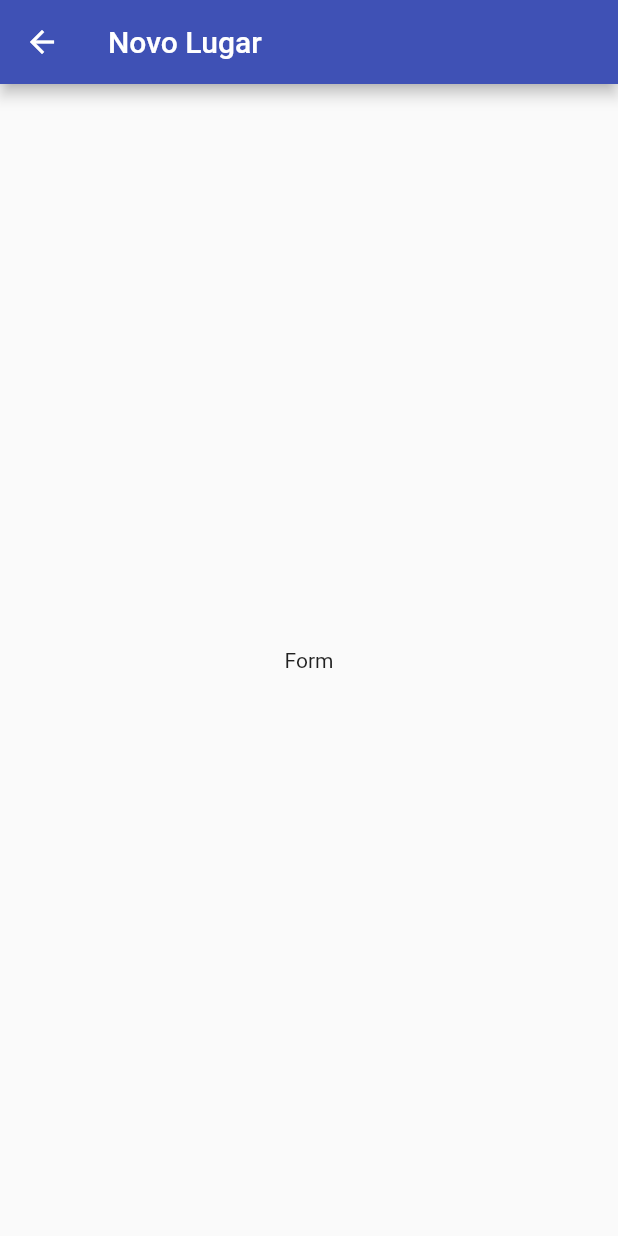
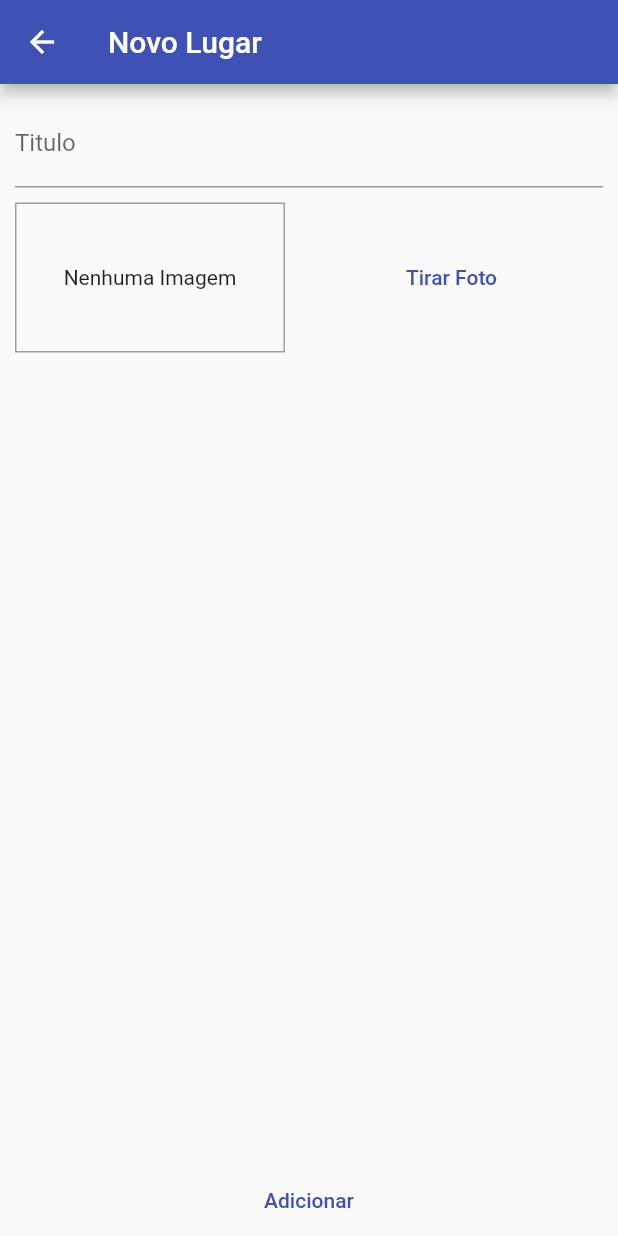
Before and after one commit to jfcbxp/flutter-great-places, a Flutter app: the PlaceFormScreen screen opened by its route, on a phone screen of 412 x 824 dp. Run offline on Flutter 3.47's test engine with Material 2 defaults, Android fonts, the phone set to English and light mode, and no system bars.

Commit message:
adicionado formulado de cadastro

```diff
--- a/lib/screens/place_form_screen.dart
+++ b/lib/screens/place_form_screen.dart
@@ -1,4 +1,5 @@
 import 'package:flutter/material.dart';
+import 'package:greatplaces/widgets/image_input.dart';
 
 class PlaceFormScreen extends StatefulWidget {
   const PlaceFormScreen({super.key});
@@ -8,11 +9,37 @@ class PlaceFormScreen extends StatefulWidget {
 }
 
 class _PlaceFormScreenState extends State<PlaceFormScreen> {
+  final _titleController = TextEditingController();
+
+  void _submitForm() {}
+
   @override
   Widget build(BuildContext context) {
     return Scaffold(
       appBar: AppBar(title: Text('Novo Lugar')),
-      body: Center(child: Text('Form')),
+      body: Column(
+        crossAxisAlignment: CrossAxisAlignment.stretch,
+        children: [
+          Expanded(
+            child: SingleChildScrollView(
+              child: Padding(
+                padding: const EdgeInsets.all(10),
+                child: Column(children: [
+                  TextField(
+                    decoration: InputDecoration(labelText: 'Titulo'),
+                    controller: _titleController,
+                  ),
+                  SizedBox(
+                    height: 10,
+                  ),
+                  ImageInput()
+                ]),
+              ),
+            ),
+          ),
+          TextButton(onPressed: _submitForm, child: Text('Adicionar'))
+        ],
+      ),
     );
   }
 }
--- /dev/null
+++ b/lib/widgets/image_input.dart
@@ -0,0 +1,28 @@
+import 'package:flutter/material.dart';
+
+class ImageInput extends StatefulWidget {
+  const ImageInput({super.key});
+
+  @override
+  State<ImageInput> createState() => _ImageInputState();
+}
+
+class _ImageInputState extends State<ImageInput> {
+  @override
+  Widget build(BuildContext context) {
+    return Row(children: [
+      Container(
+        width: 180,
+        height: 100,
+        decoration:
+            BoxDecoration(border: Border.all(width: 1, color: Colors.grey)),
+        alignment: Alignment.center,
+        child: Text('Nenhuma Imagem'),
+      ),
+      SizedBox(
+        width: 10,
+      ),
+      Expanded(child: TextButton(onPressed: () {}, child: Text('Tirar Foto')))
+    ]);
+  }
+}
```
Also changed, not shown: 1 other file.
